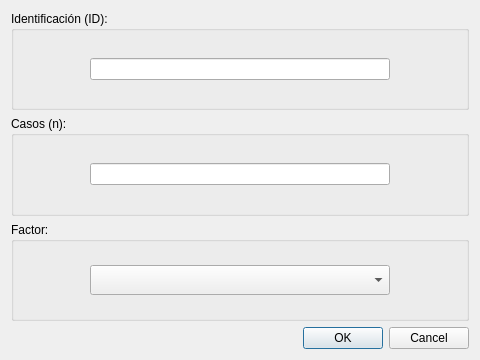
The window that forms/extraer_muestras.ui (yerayrm/ULLRToolbox-Gui) describes before a commit, drawn with Qt 5.
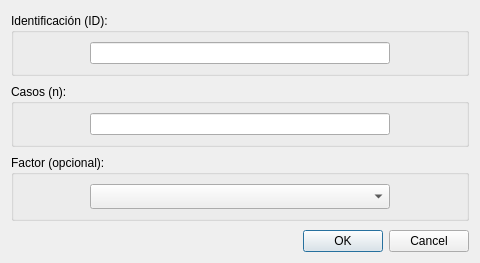
The same window after the commit.

Commit message: Recodificar y tipificar

Patch:
```diff
--- a/forms/extraer_muestras.ui
+++ b/forms/extraer_muestras.ui
@@ -7,9 +7,15 @@
     <x>0</x>
     <y>0</y>
     <width>480</width>
-    <height>360</height>
+    <height>263</height>
    </rect>
   </property>
+  <property name="sizePolicy">
+   <sizepolicy hsizetype="Preferred" vsizetype="Maximum">
+    <horstretch>0</horstretch>
+    <verstretch>0</verstretch>
+   </sizepolicy>
+  </property>
   <property name="windowTitle">
    <string>Dialog</string>
   </property>
@@ -18,6 +24,12 @@
     <layout class="QGridLayout" name="gridLayout">
      <item row="0" column="0">
       <widget class="QGroupBox" name="groupBox">
+       <property name="sizePolicy">
+        <sizepolicy hsizetype="Preferred" vsizetype="Maximum">
+         <horstretch>0</horstretch>
+         <verstretch>0</verstretch>
+        </sizepolicy>
+       </property>
        <property name="title">
         <string>Identificación (ID):</string>
        </property>
@@ -63,6 +75,12 @@
      </item>
      <item row="6" column="0">
       <widget class="QGroupBox" name="groupBox_3">
+       <property name="sizePolicy">
+        <sizepolicy hsizetype="Preferred" vsizetype="Maximum">
+         <horstretch>0</horstretch>
+         <verstretch>0</verstretch>
+        </sizepolicy>
+       </property>
        <property name="title">
         <string>Casos (n):</string>
        </property>
@@ -108,8 +126,14 @@
      </item>
      <item row="7" column="0">
       <widget class="QGroupBox" name="groupBox_2">
+       <property name="sizePolicy">
+        <sizepolicy hsizetype="Preferred" vsizetype="Maximum">
+         <horstretch>0</horstretch>
+         <verstretch>0</verstretch>
+        </sizepolicy>
+       </property>
        <property name="title">
-        <string>Factor:</string>
+        <string>Factor (opcional):</string>
        </property>
        <layout class="QGridLayout" name="gridLayout_4">
         <item row="0" column="1">
@@ -117,7 +141,7 @@
           <property name="minimumSize">
            <size>
             <width>300</width>
-            <height>30</height>
+            <height>25</height>
            </size>
           </property>
          </widget>
```
The commit also changes 1 other file.
